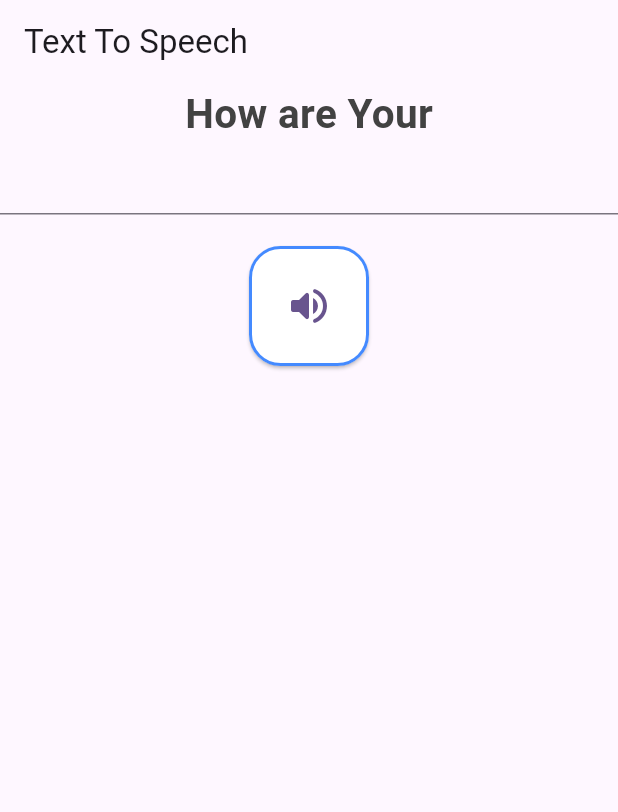
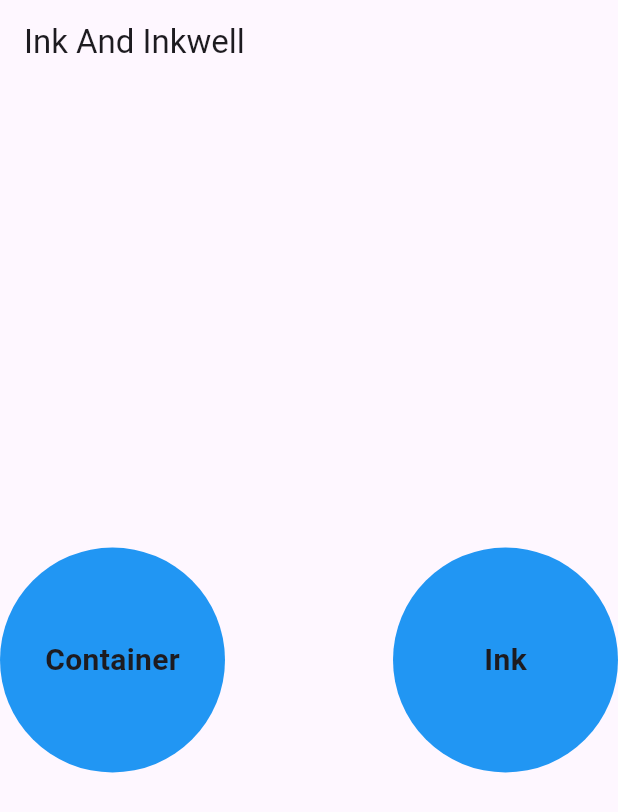
Before and after one commit to rahulkumardev24/flutter_all_widgets, a Flutter app: the screen it shows after launch, on a phone screen of 412 x 824 dp. Shown: the top 812 px of the screen. Run offline on Flutter 3.47's test engine with Material 3 defaults, Android fonts, the phone set to English and light mode, and no system bars; our stand-ins replace carousel_slider, curved_navigation_bar, flutter_expandable_fab, flutter_tts, shared_preferences, youtube_player_flutter.

Commit message:
Ink And InkWell

```diff
--- /dev/null
+++ b/lib/ink_and_inkWell/ink_and_inkWell_screen.dart
@@ -0,0 +1,57 @@
+import 'package:flutter/material.dart';
+
+class InkAndInkwellScreen extends StatefulWidget {
+  const InkAndInkwellScreen({super.key});
+
+  @override
+  State<InkAndInkwellScreen> createState() => _InkAndInkwellScreenState();
+}
+
+class _InkAndInkwellScreenState extends State<InkAndInkwellScreen> {
+  @override
+  Widget build(BuildContext context) {
+    return Scaffold(
+        appBar: AppBar(
+          title: Text("Ink And Inkwell"),
+        ),
+        body: Center(
+          child: Row(
+            mainAxisAlignment: MainAxisAlignment.spaceBetween,
+            children: [
+              /// First
+              GestureDetector(
+                onTap: () {},
+                child: Container(
+                  height: 150,
+                  width: 150,
+                  decoration: const BoxDecoration(
+                      shape: BoxShape.circle, color: Colors.blue),
+                  child: const Center(
+                      child: Text(
+                    "Container",
+                    style: TextStyle(fontWeight: FontWeight.bold, fontSize: 20),
+                  )),
+                ),
+              ),
+
+              /// ---- Ink ---- //
+              InkWell(
+                onTap: () {},
+                borderRadius: BorderRadius.circular(200),
+                child: Ink(
+                  height: 150,
+                  width: 150,
+                  decoration: const BoxDecoration(
+                      shape: BoxShape.circle, color: Colors.blue),
+                  child: const Center(
+                      child: Text(
+                    "Ink",
+                    style: TextStyle(fontWeight: FontWeight.bold, fontSize: 20),
+                  )),
+                ),
+              ),
+            ],
+          ),
+        ));
+  }
+}
--- a/lib/main.dart
+++ b/lib/main.dart
@@ -24,6 +24,7 @@
 
 import 'App Bar/scrollable_appbar.dart';
 import 'Dialog Box In Flutter/alert_dialog_box.dart';
+import 'ink_and_inkWell/ink_and_inkWell_screen.dart';
 import 'login_and_singup_with_preferences/splash_screen_my.dart';
 
 void main() {
@@ -41,6 +42,6 @@
           colorScheme: ColorScheme.fromSeed(seedColor: Colors.deepPurple),
           useMaterial3: true,
         ),
-        home: TextToSpeechScreen());
+        home: InkAndInkwellScreen());
   }
 }
```
